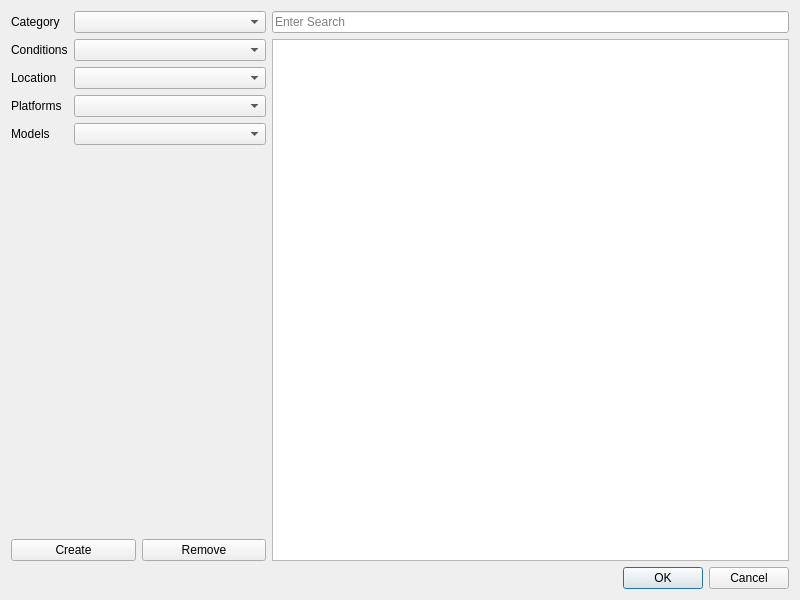
Old version of the form ui/platforms.ui in the repository bekindpleaserewind/gamefinder.
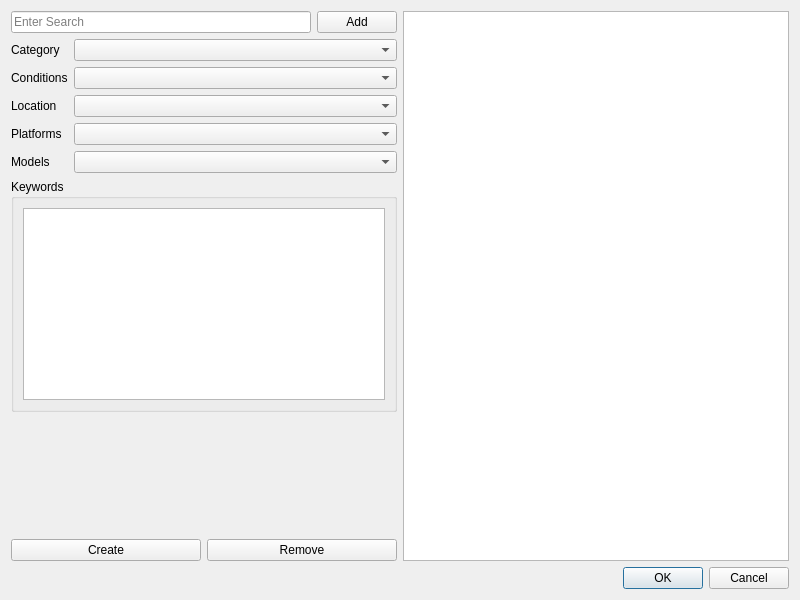
New version of the form.

Commit message: Beginning of multiple keyword search support

```diff
--- a/ui/platforms.ui
+++ b/ui/platforms.ui
@@ -13,11 +13,29 @@
   <property name="windowTitle">
    <string>Platforms and Searches</string>
   </property>
-  <layout class="QVBoxLayout" name="verticalLayout_2">
+  <layout class="QVBoxLayout" name="verticalLayout_3">
    <item>
-    <layout class="QHBoxLayout" name="horizontalLayout_2">
+    <layout class="QHBoxLayout" name="horizontalLayout_3">
      <item>
-      <layout class="QVBoxLayout" name="verticalLayout">
+      <layout class="QVBoxLayout" name="verticalLayout_2">
+       <item>
+        <layout class="QHBoxLayout" name="horizontalLayout_2">
+         <item>
+          <widget class="QLineEdit" name="search">
+           <property name="placeholderText">
+            <string>Enter Search</string>
+           </property>
+          </widget>
+         </item>
+         <item>
+          <widget class="QPushButton" name="addKeyword">
+           <property name="text">
+            <string>Add</string>
+           </property>
+          </widget>
+         </item>
+        </layout>
+       </item>
        <item>
         <layout class="QFormLayout" name="formLayout">
          <item row="0" column="0">
@@ -155,6 +173,31 @@
          </item>
         </layout>
        </item>
+       <item>
+        <widget class="QGroupBox" name="groupBox">
+         <property name="title">
+          <string>Keywords</string>
+         </property>
+         <layout class="QVBoxLayout" name="verticalLayout">
+          <item>
+           <widget class="QListWidget" name="keywordList">
+            <property name="sizePolicy">
+             <sizepolicy hsizetype="Preferred" vsizetype="Expanding">
+              <horstretch>0</horstretch>
+              <verstretch>0</verstretch>
+             </sizepolicy>
+            </property>
+            <property name="minimumSize">
+             <size>
+              <width>192</width>
+              <height>0</height>
+             </size>
+            </property>
+           </widget>
+          </item>
+         </layout>
+        </widget>
+       </item>
        <item>
         <spacer name="inputSpacer">
          <property name="orientation">
@@ -202,13 +245,6 @@
      </item>
      <item>
       <layout class="QVBoxLayout" name="rightVLayout">
-       <item>
-        <widget class="QLineEdit" name="search">
-         <property name="placeholderText">
-          <string>Enter Search</string>
-         </property>
-        </widget>
-       </item>
        <item>
         <widget class="QTreeWidget" name="root">
          <property name="wordWrap">
```
